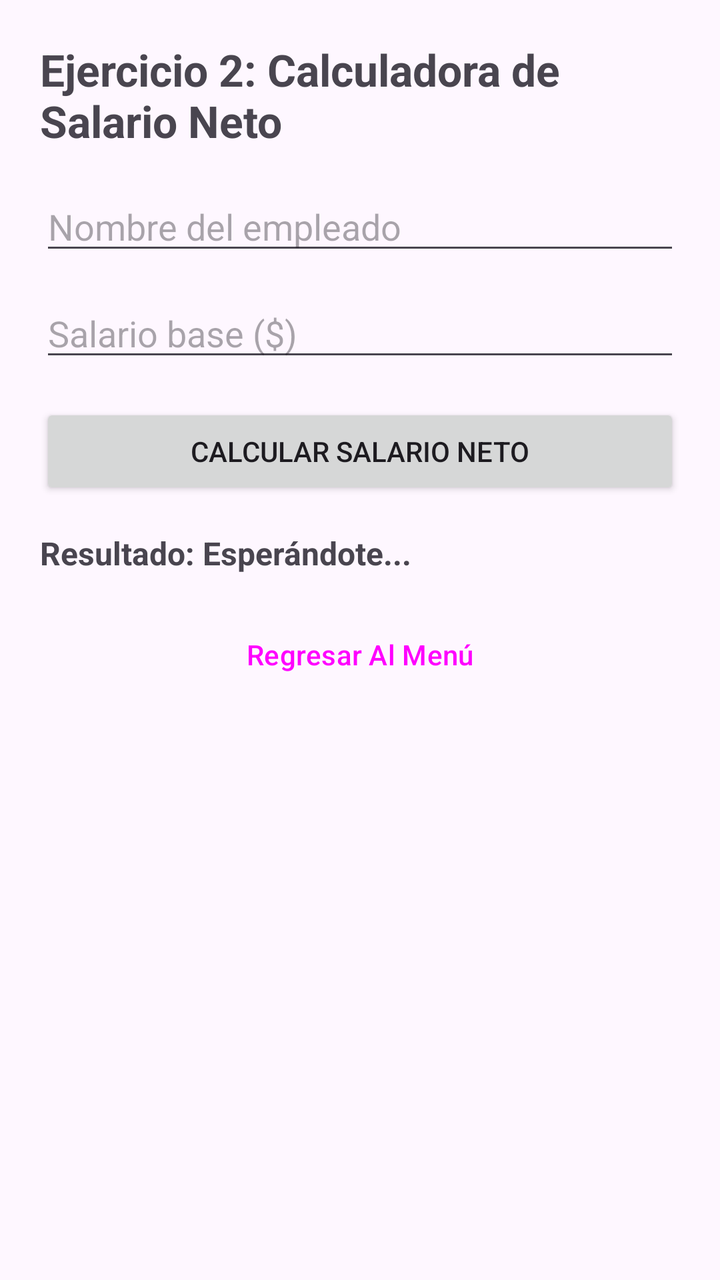
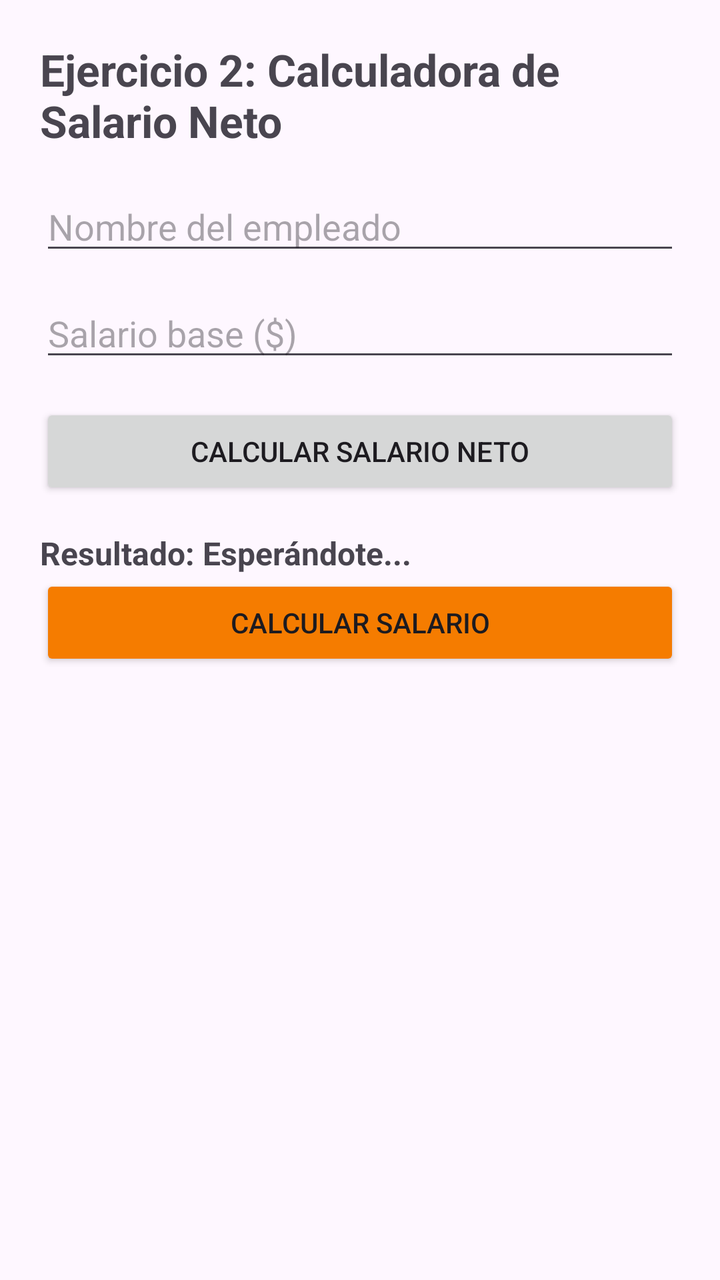

Before-and-after screenshots of an Android layout around one commit, followed by the original layout XML and the change that was made.
<!-- AndroidManifest.xml: application theme Theme.Desafio1DSML -->
<!-- res/layout/activity_ejercicio2.xml -->
<?xml version="1.0" encoding="utf-8"?>
<ScrollView xmlns:android="http://schemas.android.com/apk/res/android"
    xmlns:tools="http://schemas.android.com/tools"
    android:layout_width="match_parent"
    android:layout_height="match_parent"
    android:padding="20dp"
    tools:context=".Ejercicio2Activity">

    <LinearLayout
        android:layout_width="match_parent"
        android:layout_height="wrap_content"
        android:orientation="vertical">

        <TextView
            android:layout_width="wrap_content"
            android:layout_height="wrap_content"
            android:text="Ejercicio 2: Calculadora de Salario Neto"
            android:textSize="22sp"
            android:textStyle="bold"
            android:layout_marginBottom="16dp" />

        <EditText
            android:id="@+id/etNombreEmpleado"
            android:layout_width="match_parent"
            android:layout_height="wrap_content"
            android:hint="Nombre del empleado"
            android:inputType="textPersonName"
            android:layout_marginBottom="12dp" />

        <EditText
            android:id="@+id/etSalarioBase"
            android:layout_width="match_parent"
            android:layout_height="wrap_content"
            android:hint="Salario base ($)"
            android:inputType="numberDecimal"
            android:layout_marginBottom="16dp" />

        <Button
            android:id="@+id/btnCalcularSalario"
            android:layout_width="match_parent"
            android:layout_height="wrap_content"
            android:text="Calcular Salario Neto"
            android:layout_marginBottom="16dp" />

        <TextView
            android:id="@+id/tvResultadoSalario"
            android:layout_width="match_parent"
            android:layout_height="wrap_content"
            android:text="Resultado: Esperándote..."
            android:textSize="16sp"
            android:textStyle="bold" />

        <Button
            android:id="@+id/btnRegresar2"
            android:layout_width="match_parent"
            android:layout_height="wrap_content"
            android:text="Regresar Al Menú"
            android:layout_marginTop="16dp"
            style="?attr/materialButtonOutlinedStyle" />

    </LinearLayout>
</ScrollView>
<!-- resources referenced by this layout -->
<resources>
  <style name="Theme.Desafio1DSML" parent="Base.Theme.Desafio1DSML" />
  <style name="Base.Theme.Desafio1DSML" parent="Theme.Material3.DayNight.NoActionBar">
          
          
      </style>
</resources>

<!-- the commit's change to res/layout/activity_ejercicio2.xml (unified diff, before → after) -->
@@ -51,12 +51,11 @@
             android:textStyle="bold" />
 
         <Button
-            android:id="@+id/btnRegresar2"
+            android:id="@+id/btnCalcular"
             android:layout_width="match_parent"
             android:layout_height="wrap_content"
-            android:text="Regresar Al Menú"
-            android:layout_marginTop="16dp"
-            style="?attr/materialButtonOutlinedStyle" />
+            android:text="Calcular Salario"
+            android:backgroundTint="@color/ejercicio2Orange" />
 
     </LinearLayout>
 </ScrollView>
<!-- resource entries referenced after the edit -->
@@ -1,5 +1,6 @@
 <!-- resources referenced by this layout -->
 <resources>
+  <color name="ejercicio2Orange">#F57C00</color>
   <style name="Theme.Desafio1DSML" parent="Base.Theme.Desafio1DSML" />
   <style name="Base.Theme.Desafio1DSML" parent="Theme.Material3.DayNight.NoActionBar">
           
